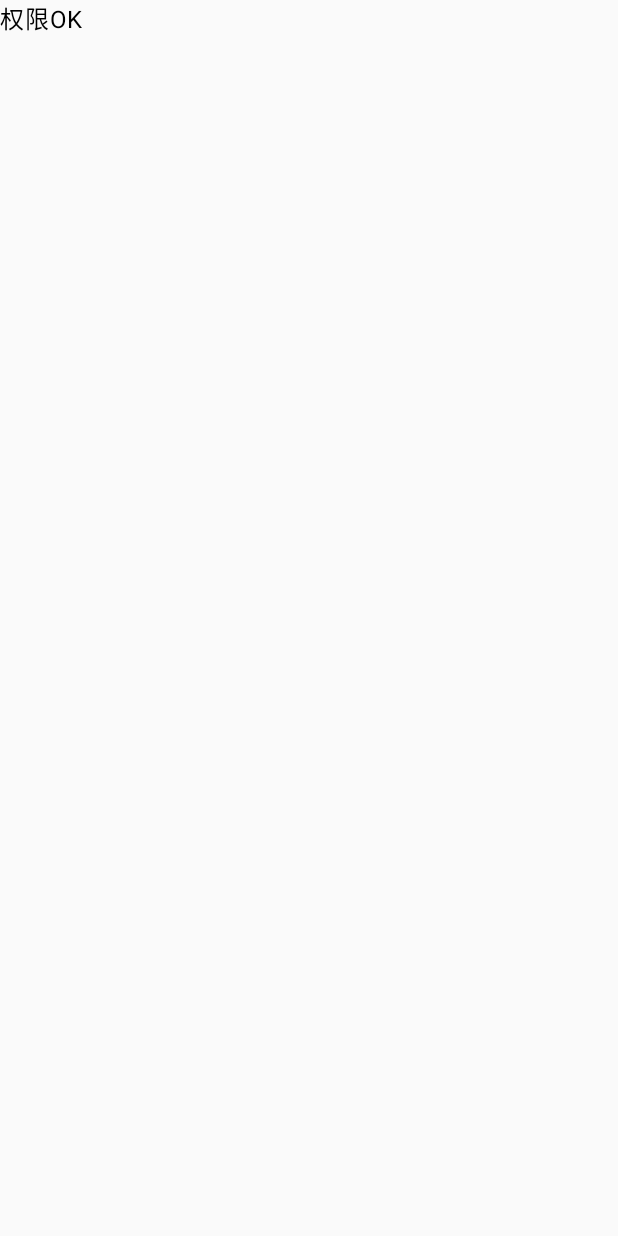
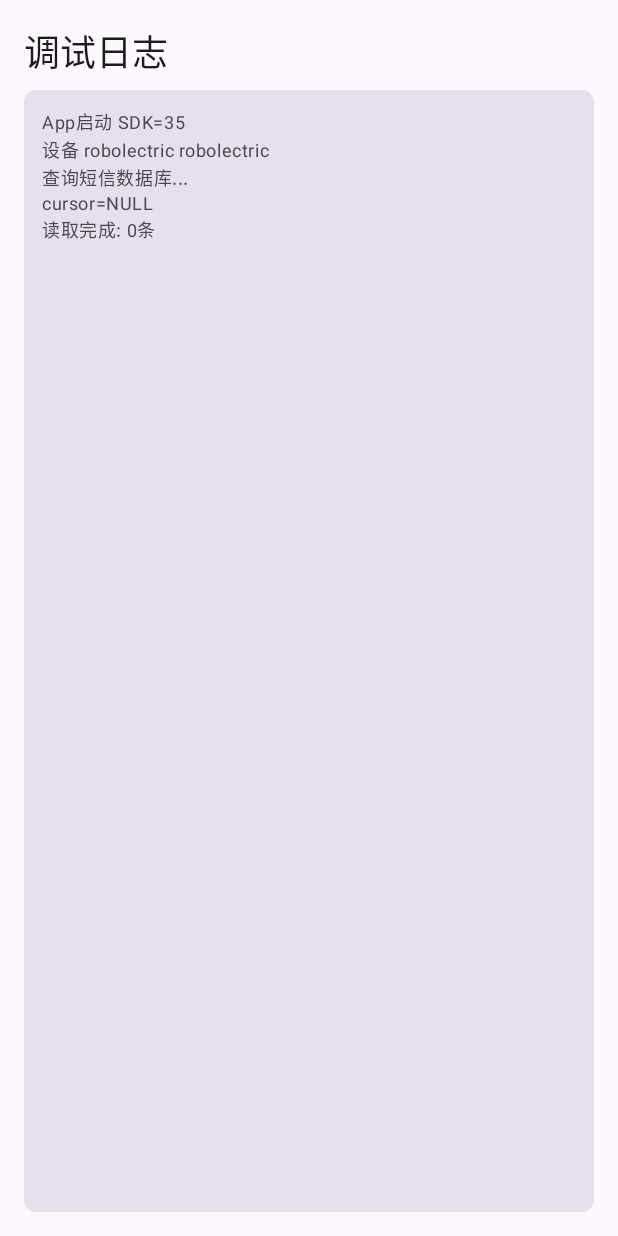
Before and after one commit to zhang-xiang1310/Expense-Tracker, an Android app built with Jetpack Compose: the screen it shows after launch (MainActivity), on a phone screen of 412 x 824 dp. Before the commit the screen is almost empty. Run offline under Robolectric (Android 15) with nearby library versions, the light colour scheme and no system bars.

Commit message:
fix: 完整功能版(修复registerForActivityResult位置)

```diff
--- a/app/src/main/java/com/example/smsreader/MainActivity.kt
+++ b/app/src/main/java/com/example/smsreader/MainActivity.kt
@@ -2,13 +2,24 @@ package com.example.smsreader
 
 import android.Manifest
 import android.content.pm.PackageManager
+import android.database.Cursor
 import android.os.Bundle
+import android.provider.Telephony
+import android.util.Log
 import androidx.activity.ComponentActivity
 import androidx.activity.compose.setContent
 import androidx.activity.result.contract.ActivityResultContracts
-import androidx.compose.material3.MaterialTheme
-import androidx.compose.material3.Text
+import androidx.compose.foundation.layout.*
+import androidx.compose.foundation.lazy.LazyColumn
+import androidx.compose.foundation.lazy.itemsIndexed
+import androidx.compose.material3.*
+import androidx.compose.runtime.*
+import androidx.compose.ui.Modifier
+import androidx.compose.ui.text.font.FontWeight
+import androidx.compose.ui.unit.dp
 import androidx.core.content.ContextCompat
+import kotlinx.coroutines.Dispatchers
+import kotlinx.coroutines.withContext
 
 class MainActivity : ComponentActivity() {
 
@@ -21,6 +32,12 @@ class MainActivity : ComponentActivity() {
     override fun onCreate(savedInstanceState: Bundle?) {
         super.onCreate(savedInstanceState)
 
+        val logBuilder = StringBuilder()
+        fun addLog(s: String) {
+            Log.d("SmsReader", s)
+            logBuilder.append(s).append("\n")
+        }
+
         val hasPerm = ContextCompat.checkSelfPermission(
             this, Manifest.permission.READ_SMS
         ) == PackageManager.PERMISSION_GRANTED
@@ -30,8 +47,108 @@ class MainActivity : ComponentActivity() {
         }
 
         setContent {
+            var logLines by remember { mutableStateOf(listOf("启动中...")) }
+            var smsItems by remember { mutableStateOf(listOf<Map<String, String>>()) }
+
+            LaunchedEffect(Unit) {
+                if (!hasPerm) {
+                    addLog("请求短信权限中...")
+                    logLines = logBuilder.toString().split("\n").filter { it.isNotBlank() }
+                    return@LaunchedEffect
+                }
+
+                addLog("App启动 SDK=${android.os.Build.VERSION.SDK_INT}")
+                addLog("设备 ${android.os.Build.MANUFACTURER} ${android.os.Build.MODEL}")
+
+                try {
+                    val list = withContext(Dispatchers.IO) {
+                        val items = mutableListOf<Map<String, String>>()
+                        var cursor: Cursor? = null
+                        try {
+                            addLog("查询短信数据库...")
+                            cursor = contentResolver.query(
+                                Telephony.Sms.CONTENT_URI,
+                                arrayOf("_id", "address", "body", "date", "type"),
+                                null, null,
+                                "date DESC LIMIT 50"
+                            )
+                            addLog("cursor=${if (cursor != null) "OK" else "NULL"}")
+
+                            cursor?.use { c ->
+                                val cnt = c.count
+                                addLog("总数: $cnt")
+                                while (c.moveToNext()) {
+                                    items.add(
+                                        mapOf(
+                                            "id" to c.getLong(0).toString(),
+                                            "address" to (c.getString(1) ?: "-"),
+                                            "body" to (c.getString(2) ?: ""),
+                                            "date" to c.getLong(3).toString(),
+                                            "type" to c.getInt(4).toString()
+                                        )
+                                    )
+                                }
+                            }
+                            addLog("读取完成: ${items.size}条")
+                        } catch (e: Throwable) {
+                            addLog("读短信错误: ${e.javaClass.simpleName}: ${e.message}")
+                        }
+                        items
+                    }
+                    smsItems = list
+                } catch (e: Throwable) {
+                    addLog("外层错误: ${e.javaClass.simpleName}: ${e.message}")
+                }
+                logLines = logBuilder.toString().split("\n").filter { it.isNotBlank() }
+            }
+
             MaterialTheme {
-                Text(if (hasPerm) "权限OK" else "需要权限")
+                Surface(Modifier.fillMaxSize()) {
+                    if (smsItems.isEmpty()) {
+                        Column(Modifier.fillMaxSize().padding(16.dp)) {
+                            Text("调试日志", style = MaterialTheme.typography.headlineSmall)
+                            Spacer(Modifier.height(8.dp))
+                            Surface(
+                                color = MaterialTheme.colorScheme.surfaceVariant,
+                                shape = MaterialTheme.shapes.small,
+                                modifier = Modifier.weight(1f).fillMaxWidth()
+                            ) {
+                                LazyColumn(Modifier.padding(12.dp)) {
+                                    itemsIndexed(logLines) { _, line ->
+                                        Text(line, style = MaterialTheme.typography.bodySmall)
+                                    }
+                                }
+                            }
+                        }
+                    } else {
+                        Scaffold(
+                            topBar = {
+                                TopAppBar(title = { Text("短信 (${smsItems.size}条)") })
+                            }
+                        ) { padding ->
+                            LazyColumn(
+                                modifier = Modifier.padding(padding),
+                                contentPadding = PaddingValues(vertical = 4.dp)
+                            ) {
+                                itemsIndexed(smsItems) { _, item ->
+                                    Card(
+                                        Modifier
+                                            .fillMaxWidth()
+                                            .padding(horizontal = 16.dp, vertical = 4.dp)
+                                    ) {
+                                        Column(Modifier.padding(12.dp)) {
+                                            Text(
+                                                item["address"] ?: "-",
+                                                fontWeight = FontWeight.Bold
+                                            )
+                                            Text(item["body"] ?: "")
+                                        }
+                                    }
+                                }
+                            }
+                        }
+                    }
+                }
             }
         }
     }
```
